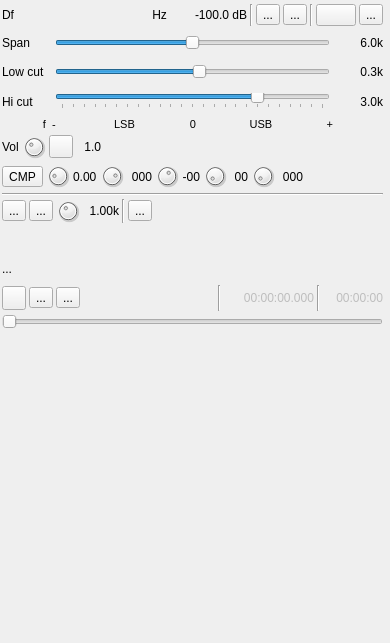
Above: plugins/channeltx/modfreedv/freedvmodgui.ui from f4exb/sdrangel before the change. Below: the same form after it.
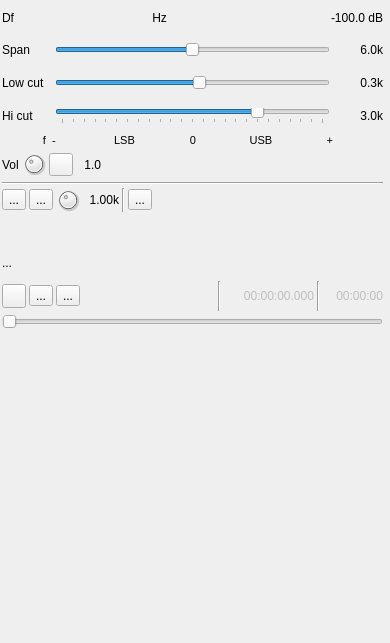
That is the form after the change. Icons and pictures are not drawn. Custom widgets are drawn as their Qt base class.

Patch:
```diff
--- a/plugins/channeltx/modfreedv/freedvmodgui.ui
+++ b/plugins/channeltx/modfreedv/freedvmodgui.ui
@@ -161,90 +161,7 @@
        </widget>
       </item>
       <item>
-       <widget class="Line" name="audioVLine">
-        <property name="orientation">
-         <enum>Qt::Vertical</enum>
-        </property>
-       </widget>
-      </item>
-      <item>
-       <layout class="QHBoxLayout" name="audioOptionsLayout">
-        <item>
-         <widget class="QToolButton" name="audioBinaural">
-          <property name="toolTip">
-           <string>Toggle btw Mono and Binaural I/Q audio</string>
-          </property>
-          <property name="text">
-           <string>...</string>
-          </property>
-          <property name="icon">
-           <iconset resource="../../../sdrgui/resources/res.qrc">
-            <normaloff>:/mono.png</normaloff>
-            <normalon>:/stereo.png</normalon>:/mono.png</iconset>
-          </property>
-          <property name="checkable">
-           <bool>true</bool>
-          </property>
-         </widget>
-        </item>
-        <item>
-         <widget class="QToolButton" name="audioFlipChannels">
-          <property name="toolTip">
-           <string>Flip left/right audio channels</string>
-          </property>
-          <property name="text">
-           <string>...</string>
-          </property>
-          <property name="icon">
-           <iconset resource="../../../sdrgui/resources/res.qrc">
-            <normaloff>:/flip_lr.png</normaloff>
-            <normalon>:/flip_rl.png</normalon>:/flip_lr.png</iconset>
-          </property>
-          <property name="checkable">
-           <bool>true</bool>
-          </property>
-         </widget>
-        </item>
-        <item>
-         <widget class="Line" name="line_2">
-          <property name="orientation">
-           <enum>Qt::Vertical</enum>
-          </property>
-         </widget>
-        </item>
-        <item>
-         <widget class="QPushButton" name="flipSidebands">
-          <property name="toolTip">
-           <string>Flip sidebands in SSB mode (LSB-&gt;USB or USB-&gt;LSB)</string>
-          </property>
-          <property name="text">
-           <string/>
-          </property>
-          <property name="icon">
-           <iconset resource="../../../sdrgui/resources/res.qrc">
-            <normaloff>:/flip_sidebands.png</normaloff>:/flip_sidebands.png</iconset>
-          </property>
-         </widget>
-        </item>
-        <item>
-         <widget class="QToolButton" name="dsb">
-          <property name="toolTip">
-           <string>DSB/SSB toggle</string>
-          </property>
-          <property name="text">
-           <string>...</string>
-          </property>
-          <property name="icon">
-           <iconset resource="../../../sdrgui/resources/res.qrc">
-            <normaloff>:/usb.png</normaloff>
-            <normalon>:/dsb.png</normalon>:/usb.png</iconset>
-          </property>
-          <property name="checkable">
-           <bool>true</bool>
-          </property>
-         </widget>
-        </item>
-       </layout>
+       <layout class="QHBoxLayout" name="audioOptionsLayout"/>
       </item>
      </layout>
     </item>
@@ -717,232 +634,6 @@
       </item>
      </layout>
     </item>
-    <item>
-     <layout class="QHBoxLayout" name="horizontalLayout_agc">
-      <item>
-       <widget class="ButtonSwitch" name="agc">
-        <property name="toolTip">
-         <string>Toggle audio compressor</string>
-        </property>
-        <property name="text">
-         <string>CMP</string>
-        </property>
-        <property name="checkable">
-         <bool>true</bool>
-        </property>
-       </widget>
-      </item>
-      <item>
-       <widget class="QDial" name="agcOrder">
-        <property name="maximumSize">
-         <size>
-          <width>24</width>
-          <height>24</height>
-         </size>
-        </property>
-        <property name="toolTip">
-         <string>AGC volume order in fraction of maximum amplitude</string>
-        </property>
-        <property name="maximum">
-         <number>100</number>
-        </property>
-        <property name="pageStep">
-         <number>1</number>
-        </property>
-        <property name="value">
-         <number>20</number>
-        </property>
-       </widget>
-      </item>
-      <item>
-       <widget class="QLabel" name="agcOrderText">
-        <property name="toolTip">
-         <string>AGC volume order in fraction of maximum amplitude</string>
-        </property>
-        <property name="text">
-         <string>0.00</string>
-        </property>
-       </widget>
-      </item>
-      <item>
-       <widget class="QDial" name="agcTime">
-        <property name="maximumSize">
-         <size>
-          <width>24</width>
-          <height>24</height>
-         </size>
-        </property>
-        <property name="toolTip">
-         <string>Compressor time constant (attack) in ms</string>
-        </property>
-        <property name="minimum">
-         <number>0</number>
-        </property>
-        <property name="maximum">
-         <number>9</number>
-        </property>
-        <property name="pageStep">
-         <number>1</number>
-        </property>
-        <property name="value">
-         <number>7</number>
-        </property>
-       </widget>
-      </item>
-      <item>
-       <widget class="QLabel" name="agcTimeText">
-        <property name="minimumSize">
-         <size>
-          <width>25</width>
-          <height>0</height>
-         </size>
-        </property>
-        <property name="toolTip">
-         <string>Compressor time constant in ms</string>
-        </property>
-        <property name="text">
-         <string>000</string>
-        </property>
-        <property name="alignment">
-         <set>Qt::AlignRight|Qt::AlignTrailing|Qt::AlignVCenter</set>
-        </property>
-       </widget>
-      </item>
-      <item>
-       <widget class="QDial" name="agcThreshold">
-        <property name="maximumSize">
-         <size>
-          <width>24</width>
-          <height>24</height>
-         </size>
-        </property>
-        <property name="toolTip">
-         <string>Audio squelch threshold (db power)</string>
-        </property>
-        <property name="minimum">
-         <number>-99</number>
-        </property>
-        <property name="maximum">
-         <number>0</number>
-        </property>
-        <property name="pageStep">
-         <number>1</number>
-        </property>
-        <property name="value">
-         <number>-40</number>
-        </property>
-       </widget>
-      </item>
-      <item>
-       <widget class="QLabel" name="agcThresholdText">
-        <property name="minimumSize">
-         <size>
-          <width>14</width>
-          <height>0</height>
-         </size>
-        </property>
-        <property name="toolTip">
-         <string>Audio squelch threshold (dB power)</string>
-        </property>
-        <property name="text">
-         <string>-00</string>
-        </property>
-        <property name="alignment">
-         <set>Qt::AlignRight|Qt::AlignTrailing|Qt::AlignVCenter</set>
-        </property>
-       </widget>
-      </item>
-      <item>
-       <widget class="QDial" name="agcThresholdGate">
-        <property name="maximumSize">
-         <size>
-          <width>24</width>
-          <height>24</height>
-         </size>
-        </property>
-        <property name="toolTip">
-         <string>Audio squelch gate in ms</string>
-        </property>
-        <property name="pageStep">
-         <number>1</number>
-        </property>
-        <property name="value">
-         <number>4</number>
-        </property>
-       </widget>
-      </item>
-      <item>
-       <widget class="QLabel" name="agcThresholdGateText">
-        <property name="minimumSize">
-         <size>
-          <width>18</width>
-          <height>0</height>
-         </size>
-        </property>
-        <property name="toolTip">
-         <string>Audio squelch gate in ms</string>
-        </property>
-        <property name="text">
-         <string>00</string>
-        </property>
-        <property name="alignment">
-         <set>Qt::AlignRight|Qt::AlignTrailing|Qt::AlignVCenter</set>
-        </property>
-       </widget>
-      </item>
-      <item>
-       <widget class="QDial" name="agcThresholdDelay">
-        <property name="maximumSize">
-         <size>
-          <width>24</width>
-          <height>24</height>
-         </size>
-        </property>
-        <property name="toolTip">
-         <string>Audio squelch delay (release) in ms</string>
-        </property>
-        <property name="pageStep">
-         <number>1</number>
-        </property>
-        <property name="value">
-         <number>5</number>
-        </property>
-       </widget>
-      </item>
-      <item>
-       <widget class="QLabel" name="agcThresholdDelayText">
-        <property name="minimumSize">
-         <size>
-          <width>25</width>
-          <height>0</height>
-         </size>
-        </property>
-        <property name="toolTip">
-         <string>Audio squelch delay in ms</string>
-        </property>
-        <property name="text">
-         <string>000</string>
-        </property>
-        <property name="alignment">
-         <set>Qt::AlignRight|Qt::AlignTrailing|Qt::AlignVCenter</set>
-        </property>
-       </widget>
-      </item>
-      <item>
-       <spacer name="horizontalSpacer">
-        <property name="orientation">
-         <enum>Qt::Horizontal</enum>
-        </property>
-        <property name="sizeHint" stdset="0">
-         <size>
-          <width>40</width>
-          <height>20</height>
-         </size>
-        </property>
-       </spacer>
-      </item>
-     </layout>
-    </item>
     <item>
      <widget class="Line" name="line">
       <property name="orientation">
```
